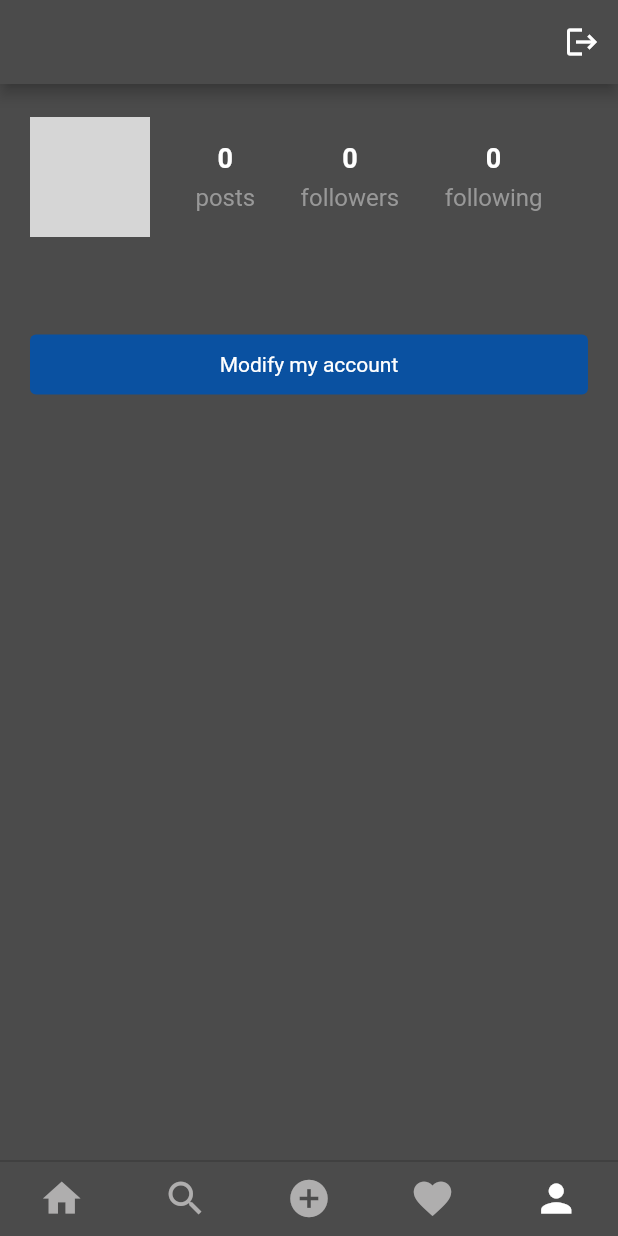
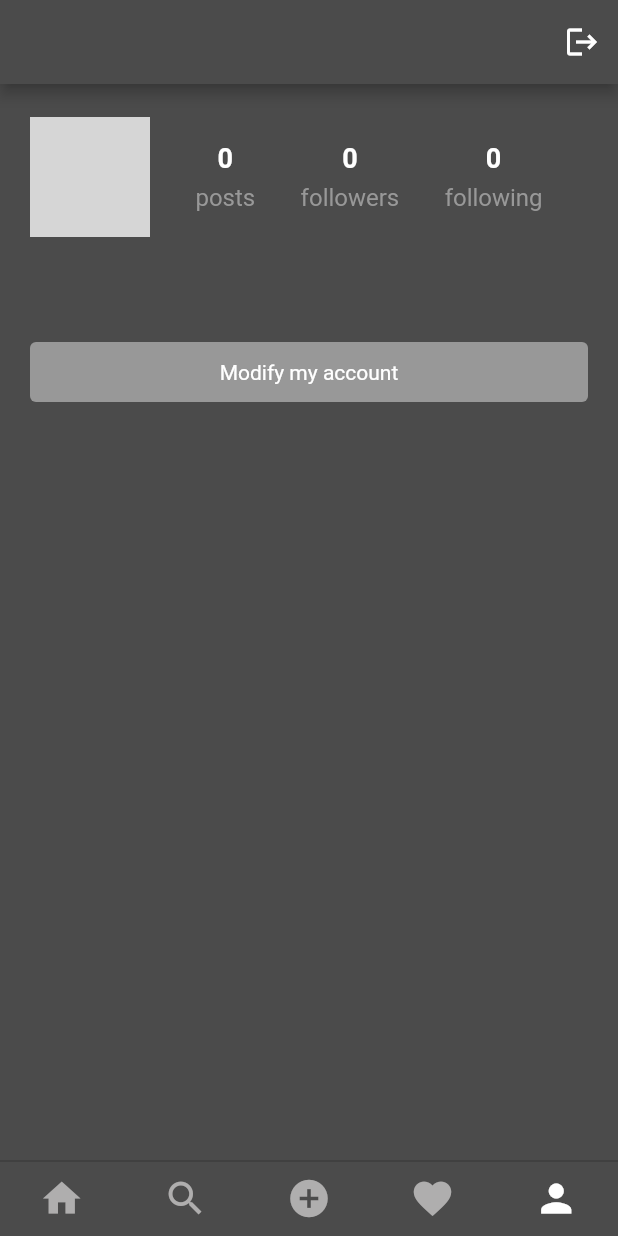
Before and after one commit to LalJoncoux-Aydin/InstaTek, a Flutter app: the screen it shows once a user with an empty profile is signed in, item 5 of the bottom bar chosen, after a tap on "Modify my account", on a phone screen of 412 x 824 dp. Run offline on Flutter 3.47's test engine with Material 2 defaults, Android fonts, the phone set to English and light mode, and no system bars; our stand-ins replace cloud_firestore, firebase_auth, firebase_core, firebase_storage, flutter_svg, image_picker; accounts and stored records are empty; network calls fail; grey boxes are pictures that could not be loaded.

Commit message:
[UP] Validation button

```diff
--- a/lib/screens/auth/login_screen.dart
+++ b/lib/screens/auth/login_screen.dart
@@ -63,7 +63,7 @@ class _LoginScreenState extends State<LoginScreen> {
                       CustomTextFormField(hintText: 'Enter your email - V1.1', textEditingController: _emailController, isPass: false, isValid: emailIsValid(email), updateInput: updateEmail),
                       CustomTextFormField(hintText: 'Enter your password', textEditingController: _passwordController, isPass: true, isValid: passwordIsValid(password), updateInput: updatePassword),
                       CustomErrorText(displayStr: errorText),
-                      CustomValidationButton(displayText: 'Login', formKey: formKey, loadingState: _isLoading, onTapFunction: loginUser),
+                      CustomValidationButton(displayText: 'Login', formKey: formKey, loadingState: _isLoading, onTapFunction: loginUser, shapeDecoration: null,),
                       const CustomDownloadApk(),
                       CustomNavLink(displayText1: "Don't have an account ?", displayText2: "Register", onTapFunction: navigateToRegister),
                     ],
--- a/lib/screens/auth/register_screen.dart
+++ b/lib/screens/auth/register_screen.dart
@@ -61,7 +61,7 @@ class _RegisterScreenState extends State<RegisterScreen> {
                       CustomTextFormField(hintText: 'Enter your password', textEditingController: _passwordController, isPass: true, isValid: passwordIsValid(password1), updateInput: updatePassword),
                       CustomTextFormField(hintText: 'Enter your password again', textEditingController: _passwordController2, isPass: true, isValid: password2IsValid(password1, password2), updateInput: updatePassword2),
                       CustomErrorText(displayStr: errorText),
-                      CustomValidationButton(displayText: 'Register', formKey: formKey, loadingState: _isLoading, onTapFunction: nextStepRegister),
+                      CustomValidationButton(displayText: 'Register', formKey: formKey, loadingState: _isLoading, onTapFunction: nextStepRegister, shapeDecoration: null,),
                       CustomNavLink(displayText1: "Already have an account ?", displayText2: "Login", onTapFunction: navigateToLogin),
                     ],
                   ),
--- a/lib/screens/auth/register_screen2.dart
+++ b/lib/screens/auth/register_screen2.dart
@@ -85,6 +85,7 @@ class _RegisterScreenState2 extends State<RegisterScreen2> {
                           formKey: formKey,
                           loadingState: _isLoading,
                           onTapFunction: registerUser,
+                          shapeDecoration: null,
                         ),
                       ],
                     ),
--- a/lib/widgets/tools/custom_validation_button.dart
+++ b/lib/widgets/tools/custom_validation_button.dart
@@ -9,32 +9,36 @@ class CustomValidationButton extends StatelessWidget {
     required this.formKey,
     required this.loadingState,
     required this.onTapFunction,
+    required this.shapeDecoration,
   }) : super(key: key);
 
   final String displayText;
   final GlobalKey<FormState> formKey;
   final bool loadingState;
   final void Function(GlobalKey<FormState>) onTapFunction;
+  final ShapeDecoration? shapeDecoration;
 
   @override
   Widget build(BuildContext context) {
+    ShapeDecoration? decorationButton = shapeDecoration;
+    decorationButton ??= const ShapeDecoration(
+        shape: RoundedRectangleBorder(
+          borderRadius: BorderRadius.all(
+            Radius.circular(4),
+          ),
+        ),
+        color: blueColor,
+      );
+
     return Column(
       children: <Widget>[
-        const SizedBox(height: 10),
         InkWell(
           onTap: () => onTapFunction(formKey),
           child: Container(
             width: double.infinity,
             alignment: Alignment.center,
             padding: const EdgeInsets.symmetric(vertical: 12),
-            decoration: const ShapeDecoration(
-              shape: RoundedRectangleBorder(
-                borderRadius: BorderRadius.all(
-                  Radius.circular(4),
-                ),
-              ),
-              color: blueColor,
-            ),
+            decoration: decorationButton,
             child: !loadingState
                 ? Text(displayText, style: const TextStyle(color: whiteColor))
                 : const CircularProgressIndicator(color: primaryColor),
--- a/lib/widgets/user/profile/infobar/custom_infobar_profile_widget.dart
+++ b/lib/widgets/user/profile/infobar/custom_infobar_profile_widget.dart
@@ -1,5 +1,6 @@
 import 'package:flutter/cupertino.dart';
 import 'package:instatek/widgets/tools/custom_validation_button.dart';
+import '../../../../utils/colors.dart';
 import 'custom_name_profile_widget.dart';
 import 'custom_profile_picture_profile.dart';
 import 'custom_table_profile_follow.dart';
@@ -14,6 +15,15 @@ class CustomInfobarProfile extends StatelessWidget {
   final String username;
   final String bio;
   final GlobalKey<FormState> formKey;
+
+  final ShapeDecoration modifyButton = const ShapeDecoration(
+    shape: RoundedRectangleBorder(
+      borderRadius: BorderRadius.all(
+        Radius.circular(4),
+      ),
+    ),
+    color: greyColor,
+  );
 
   @override
   Widget build(BuildContext context) {
@@ -33,7 +43,7 @@ class CustomInfobarProfile extends StatelessWidget {
       paddingGlobal = 20;
       paddingImageTable = 2;
       paddingName = 15;
-      paddingButtonTop = 5;
+      paddingButtonTop = 20;
       paddingButtonBottom = 2;
     }
 
@@ -61,7 +71,7 @@ class CustomInfobarProfile extends StatelessWidget {
             width: double.infinity,
             child: Form(
               key: formKey,
-              child: CustomValidationButton(displayText: "Modify my account", formKey: formKey, loadingState: false, onTapFunction: modifyAccount),
+              child: CustomValidationButton(displayText: "Modify my account", formKey: formKey, loadingState: false, onTapFunction: modifyAccount, shapeDecoration: modifyButton),
             ),
           )
         ],
```
